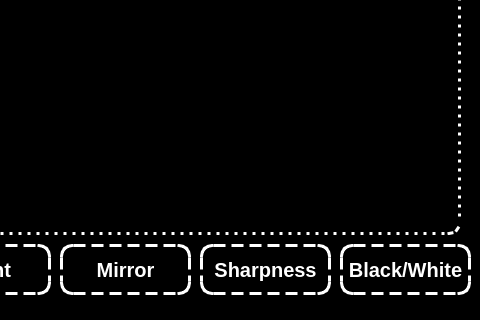
A0B0B0A/Photopoper, file untitled.ui: the form before one commit; both pictures show x 520 to 1000 and y 396 to 716 of the 1000 by 716 pixel window.
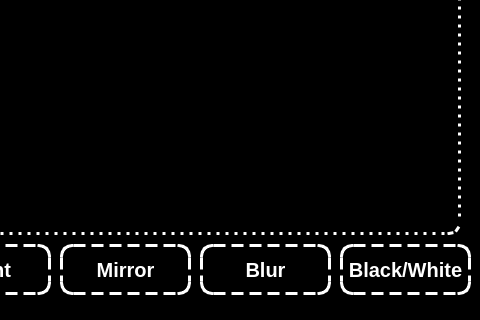
The form after the commit.

Diff of the .ui file:
```diff
--- a/untitled.ui
+++ b/untitled.ui
@@ -179,7 +179,7 @@
 }</string>
     </property>
     <property name="text">
-     <string>Sharpness</string>
+     <string>Blur</string>
     </property>
    </widget>
    <widget class="QPushButton" name="b_w">
```
